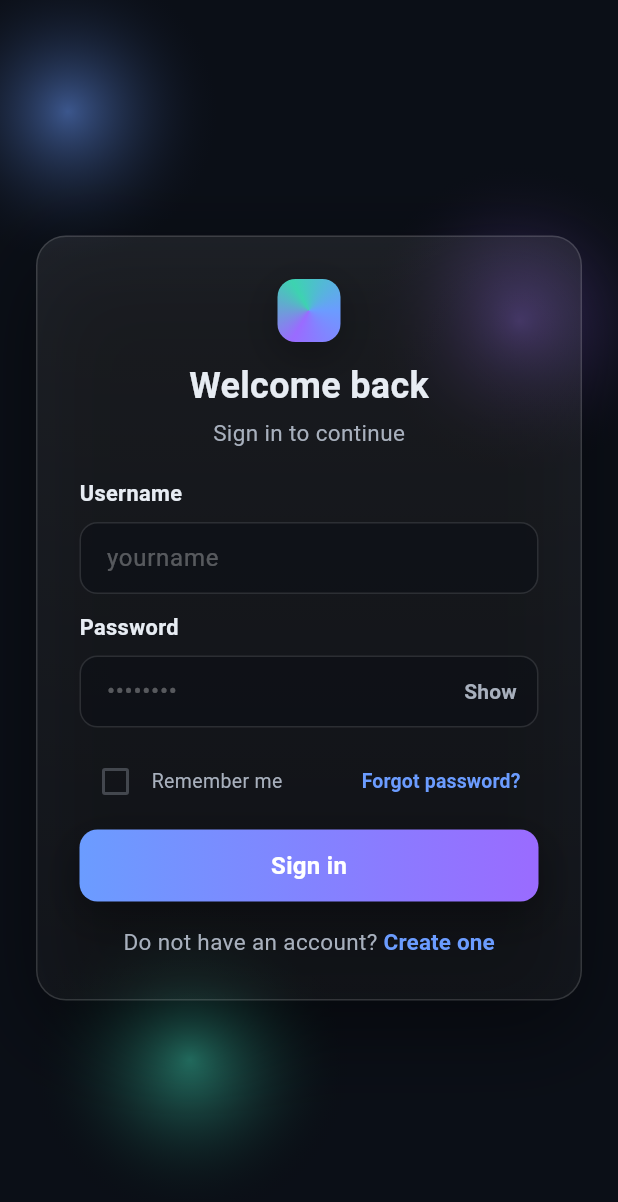
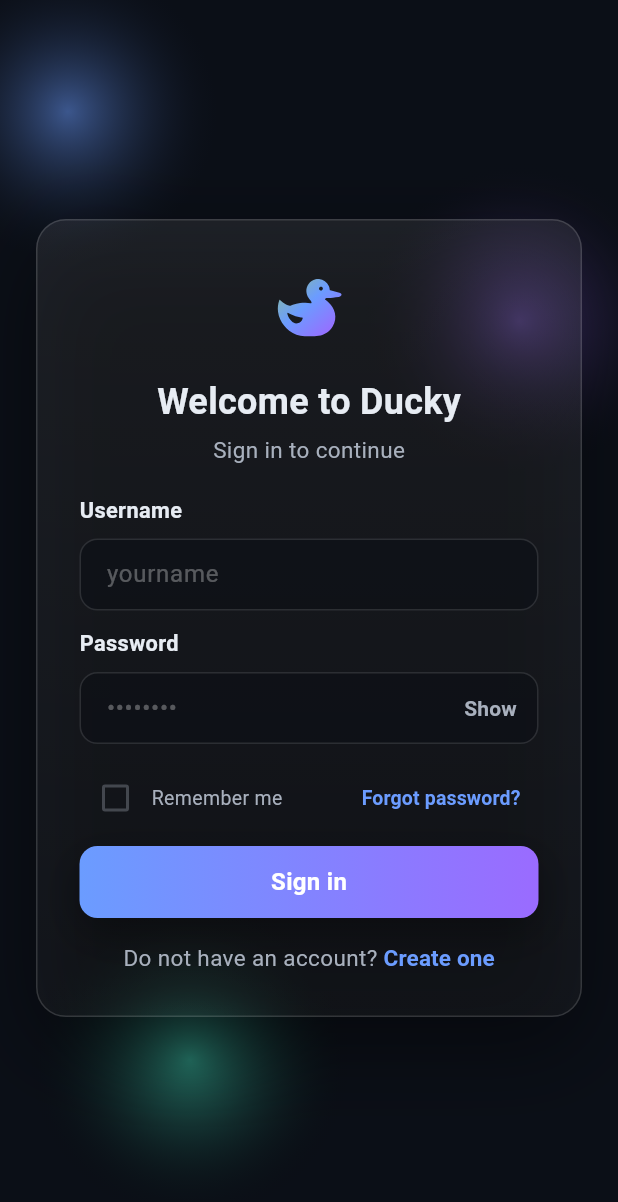
Before and after one commit to StormRens/Fake-Twitter, a Flutter app: the screen it shows after launch, on a phone screen of 412 x 824 dp. Shown: the top 1202 px of the screen. Run offline on Flutter 3.47's test engine with Material 3 defaults, Android fonts, the phone set to English and light mode, and no system bars; our stand-ins replace flutter_svg.

Commit message:
mobile is complete, added logo to app, changed title and added logo when using app

```diff
--- a/mobile/lib/screens/login_screen.dart
+++ b/mobile/lib/screens/login_screen.dart
@@ -1,4 +1,5 @@
 import 'package:flutter/material.dart';
+import 'package:flutter_svg/flutter_svg.dart';
 import '../services/api_service.dart';
 import 'register_screen.dart';
 import 'home_screen.dart';
@@ -129,35 +130,17 @@ class _LoginScreenState extends State<LoginScreen>
                       mainAxisSize: MainAxisSize.min,
                       crossAxisAlignment: CrossAxisAlignment.stretch,
                       children: [
-                        // Header with gradient logo dot
+                        // Header with duck logo
                         Column(
                           children: [
-                            Container(
-                              width: 42,
-                              height: 42,
-                              decoration: BoxDecoration(
-                                borderRadius: BorderRadius.circular(12),
-                                gradient: const SweepGradient(
-                                  center: Alignment.center,
-                                  colors: [
-                                    Color(0xFF6B9CFF),
-                                    Color(0xFF9A6BFF),
-                                    Color(0xFF3DD3B0),
-                                    Color(0xFF6B9CFF),
-                                  ],
-                                ),
-                                boxShadow: [
-                                  BoxShadow(
-                                    color: Colors.black.withOpacity(0.3),
-                                    blurRadius: 24,
-                                    offset: const Offset(0, 8),
-                                  ),
-                                ],
-                              ),
+                            SvgPicture.asset(
+                              'assets/DuckIcon.svg',
+                              width: 60,
+                              height: 60,
                             ),
-                            const SizedBox(height: 12),
+                            const SizedBox(height: 16),
                             const Text(
-                              'Welcome back',
+                              'Welcome to Ducky',
                               style: TextStyle(
                                 fontSize: 24,
                                 fontWeight: FontWeight.w700,
--- a/mobile/pubspec.yaml
+++ b/mobile/pubspec.yaml
@@ -35,6 +35,7 @@ dependencies:
   # Use with the CupertinoIcons class for iOS style icons.
   cupertino_icons: ^1.0.8
   http: ^1.1.0
+  flutter_svg: ^2.0.10+1
 
 dev_dependencies:
   flutter_test:
@@ -59,9 +60,8 @@ flutter:
   uses-material-design: true
 
   # To add assets to your application, add an assets section, like this:
-  # assets:
-  #   - images/a_dot_burr.jpeg
-  #   - images/a_dot_ham.jpeg
+  assets:
+    - assets/DuckIcon.svg
 
   # An image asset can refer to one or more resolution-specific "variants", see
   # https://flutter.dev/to/resolution-aware-images
```
Also changed, not shown: mobile/lib/screens/following_screen.dart (+20 -24 lines), mobile/lib/screens/home_screen.dart (+4 -14 lines), mobile/lib/screens/profile_screen.dart (+24 -80 lines), mobile/lib/screens/register_screen.dart (+8 -25 lines), mobile/assets/DuckIcon.svg (added), mobile/pubspec.lock.
